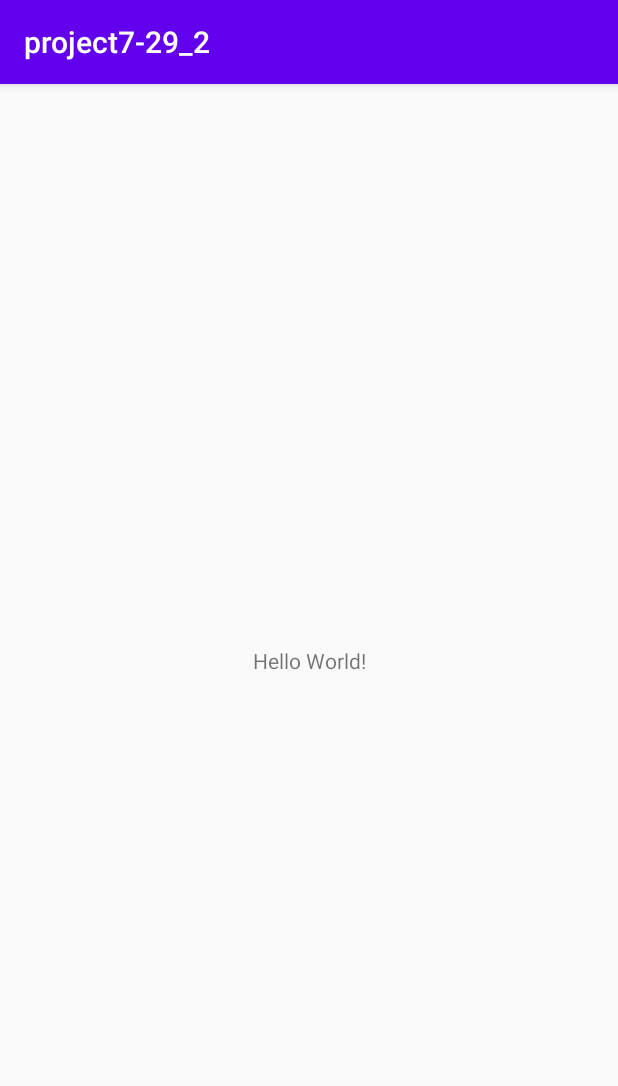
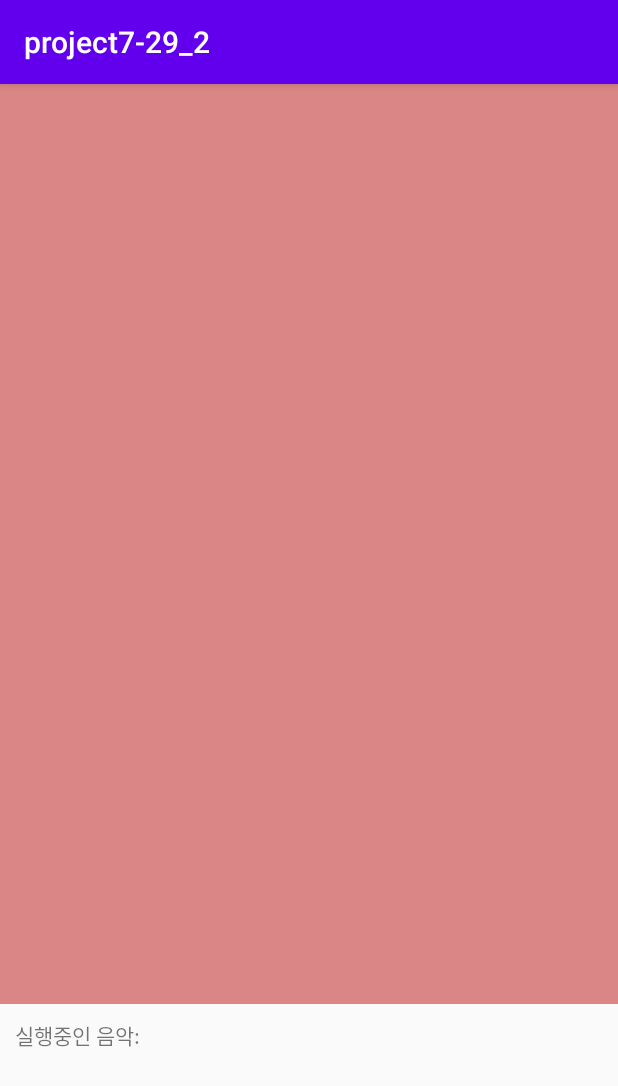
Before and after one commit to jiwoo227/project7-29_2, an Android app: the screen it shows after launch (MainActivity), on a phone screen of 412 x 824 dp. Shown: the top 1086 px of the screen. Run offline under Robolectric (Android 15) with nearby library versions, the phone set to English and light mode, and no system bars.

Commit message:
Edit activity_main.xml commit

```diff
--- a/app/src/main/res/layout/activity_main.xml
+++ b/app/src/main/res/layout/activity_main.xml
@@ -1,18 +1,58 @@
 <?xml version="1.0" encoding="utf-8"?>
-<androidx.constraintlayout.widget.ConstraintLayout xmlns:android="http://schemas.android.com/apk/res/android"
+<LinearLayout xmlns:android="http://schemas.android.com/apk/res/android"
     xmlns:app="http://schemas.android.com/apk/res-auto"
     xmlns:tools="http://schemas.android.com/tools"
     android:layout_width="match_parent"
     android:layout_height="match_parent"
+    android:orientation="vertical"
     tools:context=".MainActivity">
+    <LinearLayout
+        android:layout_width="match_parent"
+        android:layout_height="wrap_content"
+        android:layout_weight="6"
+        android:orientation="vertical">
+        <ListView
+            android:id="@+id/list1"
+            android:background="#DA8686"
+            android:layout_width="match_parent"
+            android:layout_height="match_parent">
 
+        </ListView>
+        <LinearLayout
+            android:layout_width="match_parent"
+            android:layout_height="wrap_content"
+            android:orientation="horizontal"
+            android:gravity="center"
+            android:layout_weight="1"/>
+        <Button
+            android:id="@+id/btn_stop"
+            android:layout_width="wrap_content"
+            android:layout_height="wrap_content"
+            android:text="@string/btn_stop"/>
+
+        <Button
+            android:id="@+id/btn_start"
+            android:layout_width="wrap_content"
+            android:layout_height="wrap_content"
+            android:text="@string/btn_start"/>
+
+    </LinearLayout>
+    <LinearLayout
+        android:padding="10dp"
+        android:layout_width="match_parent"
+        android:layout_height="wrap_content"
+        android:orientation="horizontal"
+        android:layout_weight="1">
     <TextView
+        android:id="@+id/text_music"
         android:layout_width="wrap_content"
         android:layout_height="wrap_content"
-        android:text="Hello World!"
-        app:layout_constraintBottom_toBottomOf="parent"
-        app:layout_constraintLeft_toLeftOf="parent"
-        app:layout_constraintRight_toRightOf="parent"
-        app:layout_constraintTop_toTopOf="parent" />
-
-</androidx.constraintlayout.widget.ConstraintLayout>
+        android:text="@string/text_music"
+        android:layout_marginRight="10dp" />
+    <ProgressBar
+        android:id="@+id/progress"
+        android:layout_width="wrap_content"
+        android:layout_height="wrap_content"
+        android:visibility="invisible"/>
+    </LinearLayout>
+</LinearLayout>
--- a/app/src/main/res/values/strings.xml
+++ b/app/src/main/res/values/strings.xml
@@ -1,3 +1,6 @@
 <resources>
     <string name="app_name">project7-29_2</string>
+    <string name="btn_start">듣기</string>
+    <string name="btn_stop">중지</string>
+    <string name="text_music">실행중인 음악: </string>
 </resources>
```
